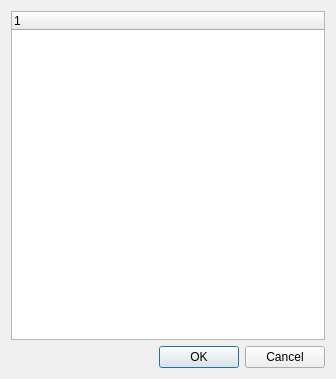
Houston4444/RaySession, file resources/ui/list_snapshots.ui: the form before one commit.
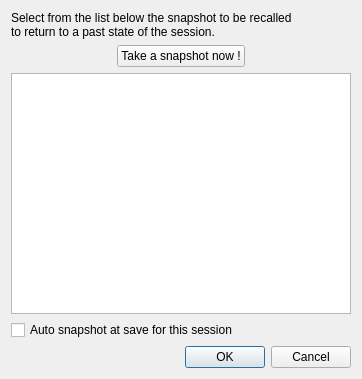
The form after the commit. Icons and pictures are not drawn.

Commit message: switch snapshot dialog to snapshots_dialog.py

Patch:
```diff
--- a/resources/ui/list_snapshots.ui
+++ b/resources/ui/list_snapshots.ui
@@ -9,7 +9,7 @@
    <rect>
     <x>0</x>
     <y>0</y>
-    <width>336</width>
+    <width>362</width>
     <height>379</height>
    </rect>
   </property>
@@ -20,6 +20,53 @@
    <bool>false</bool>
   </property>
   <layout class="QVBoxLayout" name="verticalLayout">
+   <item>
+    <widget class="QLabel" name="label">
+     <property name="text">
+      <string>&lt;html&gt;&lt;head/&gt;&lt;body&gt;&lt;p&gt;Select from the list below the snapshot to be recalled&lt;br/&gt;to return to a past state of the session.&lt;/p&gt;&lt;/body&gt;&lt;/html&gt;</string>
+     </property>
+    </widget>
+   </item>
+   <item>
+    <layout class="QHBoxLayout" name="horizontalLayout">
+     <item>
+      <spacer name="horizontalSpacer">
+       <property name="orientation">
+        <enum>Qt::Horizontal</enum>
+       </property>
+       <property name="sizeHint" stdset="0">
+        <size>
+         <width>40</width>
+         <height>20</height>
+        </size>
+       </property>
+      </spacer>
+     </item>
+     <item>
+      <widget class="QPushButton" name="pushButtonSnapshotNow">
+       <property name="text">
+        <string>Take a snapshot now !</string>
+       </property>
+       <property name="icon">
+        <iconset theme="camera-photo"/>
+       </property>
+      </widget>
+     </item>
+     <item>
+      <spacer name="horizontalSpacer_2">
+       <property name="orientation">
+        <enum>Qt::Horizontal</enum>
+       </property>
+       <property name="sizeHint" stdset="0">
+        <size>
+         <width>40</width>
+         <height>20</height>
+        </size>
+       </property>
+      </spacer>
+     </item>
+    </layout>
+   </item>
    <item>
     <widget class="QTreeWidget" name="snapshotsList">
      <property name="alternatingRowColors">
@@ -28,6 +75,9 @@
      <property name="allColumnsShowFocus">
       <bool>false</bool>
      </property>
+     <property name="headerHidden">
+      <bool>true</bool>
+     </property>
      <property name="columnCount">
       <number>1</number>
      </property>
@@ -38,6 +88,16 @@
      </column>
     </widget>
    </item>
+   <item>
+    <widget class="QCheckBox" name="checkBoxAutoSnapshot">
+     <property name="toolTip">
+      <string>&lt;html&gt;&lt;head/&gt;&lt;body&gt;&lt;p&gt;Make a snapshot at each session save.&lt;/p&gt;&lt;/body&gt;&lt;/html&gt;</string>
+     </property>
+     <property name="text">
+      <string>Auto snapshot at save for this session</string>
+     </property>
+    </widget>
+   </item>
    <item>
     <widget class="QDialogButtonBox" name="buttonBox">
      <property name="enabled">
```
Left out of the diff: 2 changed lines with no effect on the pictures. The commit also changes 3 other files.
